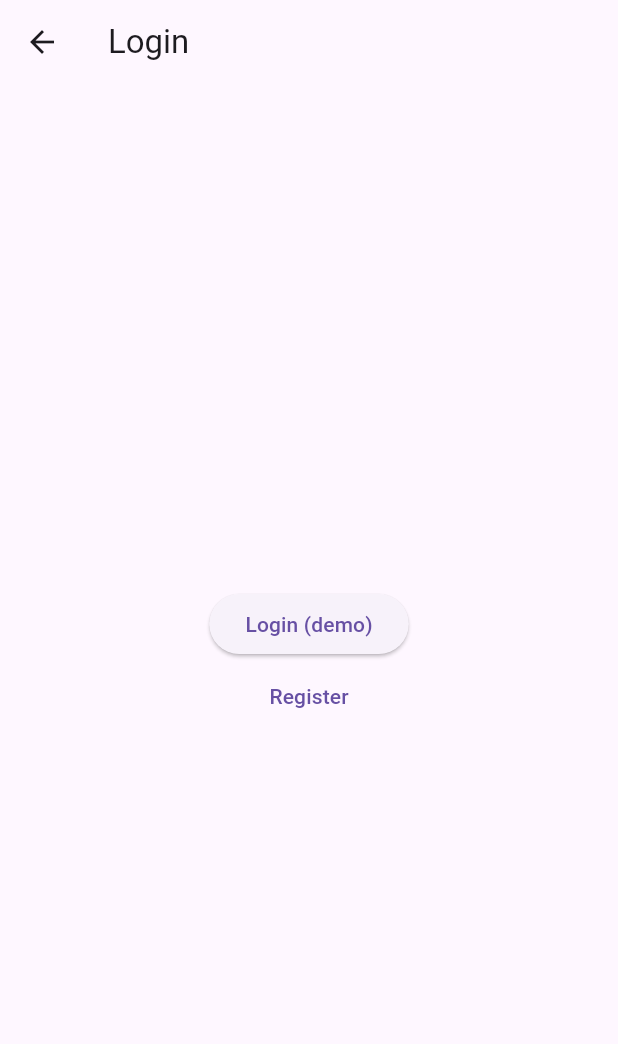
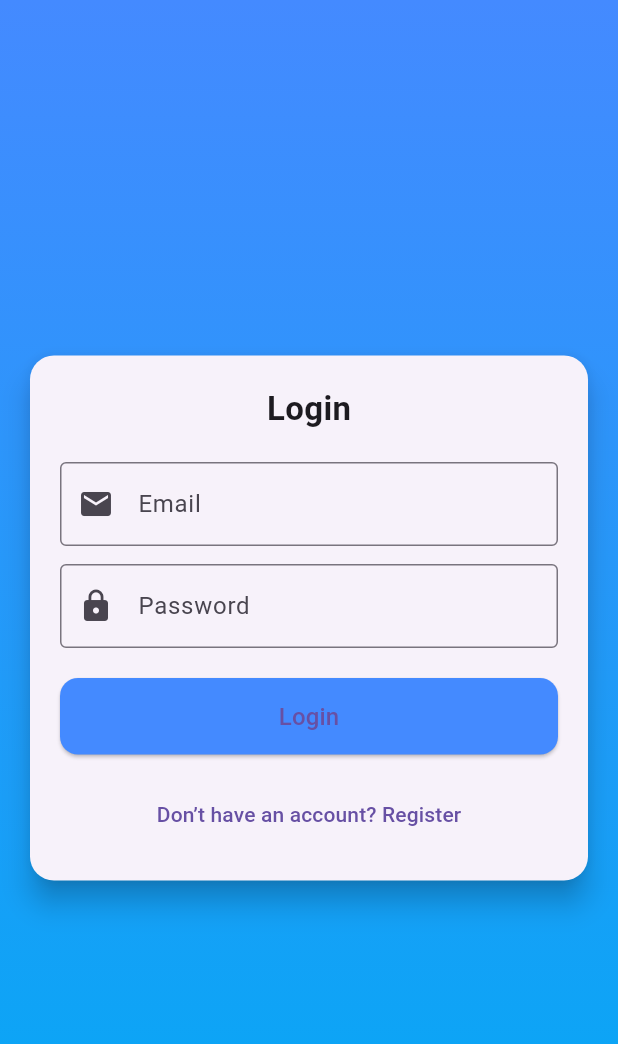
Before and after one commit to Klavaklava777/Application_satemirova, a Flutter app: the LoginScreen screen opened by its route, on a phone screen of 412 x 824 dp. Shown: the top 1044 px of the screen. Run offline on Flutter 3.47's test engine with Material 3 defaults, Android fonts, the phone set to English and light mode, and no system bars; our stand-ins replace shared_preferences; accounts and stored records are empty.

Commit message:
login_screen.dart

```diff
--- a/lib/screens/login_screen.dart
+++ b/lib/screens/login_screen.dart
@@ -1,37 +1,108 @@
 import 'package:flutter/material.dart';
-import 'registration_screen.dart';
-import 'home_screen.dart';
 
-class LoginScreen extends StatelessWidget {
-  const LoginScreen({super.key});
+class LoginScreen extends StatefulWidget {
+  final Function(Locale) setLocale;
+  const LoginScreen({super.key, required this.setLocale});
+
+  @override
+  State<LoginScreen> createState() => _LoginScreenState();
+}
+
+class _LoginScreenState extends State<LoginScreen> {
+  final _formKey = GlobalKey<FormState>();
+  final _emailController = TextEditingController();
+  final _passwordController = TextEditingController();
 
   @override
   Widget build(BuildContext context) {
     return Scaffold(
-      appBar: AppBar(title: const Text('Login')),
-      body: Center(
+      body: Container(
+        decoration: const BoxDecoration(
+          gradient: LinearGradient(
+            colors: [Colors.blueAccent, Colors.lightBlue],
+            begin: Alignment.topCenter,
+            end: Alignment.bottomCenter,
+          ),
+        ),
+        child: Center(
+          child: SingleChildScrollView(
+            padding: const EdgeInsets.all(16),
+            child: Card(
+              shape: RoundedRectangleBorder(borderRadius: BorderRadius.circular(16)),
+              elevation: 8,
+              child: Padding(
+                padding: const EdgeInsets.all(20),
+                child: Form(
+                  key: _formKey,
                   child: Column(
-          mainAxisAlignment: MainAxisAlignment.center,
+                    mainAxisSize: MainAxisSize.min,
                     children: [
-            ElevatedButton(
-              child: const Text('Login (demo)'),
+                      const Text(
+                        "Login",
+                        style: TextStyle(fontSize: 22, fontWeight: FontWeight.bold),
+                      ),
+                      const SizedBox(height: 20),
+
+                      // Email
+                      TextFormField(
+                        controller: _emailController,
+                        decoration: const InputDecoration(
+                          prefixIcon: Icon(Icons.email),
+                          labelText: "Email",
+                          border: OutlineInputBorder(),
+                        ),
+                        validator: (value) =>
+                        value == null || !value.contains("@") ? "Enter valid email" : null,
+                      ),
+                      const SizedBox(height: 12),
+
+                      // Password
+                      TextFormField(
+                        controller: _passwordController,
+                        obscureText: true,
+                        decoration: const InputDecoration(
+                          prefixIcon: Icon(Icons.lock),
+                          labelText: "Password",
+                          border: OutlineInputBorder(),
+                        ),
+                        validator: (value) =>
+                        value == null || value.length < 6 ? "Password too short" : null,
+                      ),
+                      const SizedBox(height: 20),
+
+                      // Login button
+                      SizedBox(
+                        width: double.infinity,
+                        child: ElevatedButton(
+                          style: ElevatedButton.styleFrom(
+                            padding: const EdgeInsets.symmetric(vertical: 14),
+                            shape: RoundedRectangleBorder(
+                              borderRadius: BorderRadius.circular(12),
+                            ),
+                            backgroundColor: Colors.blueAccent,
+                          ),
                           onPressed: () {
-                Navigator.pushReplacement(
-                  context,
-                  MaterialPageRoute(builder: (context) => const HomeScreen()),
-                );
+                            if (_formKey.currentState!.validate()) {
+                              Navigator.pushReplacementNamed(context, '/home');
+                            }
                           },
+                          child: const Text("Login", style: TextStyle(fontSize: 16)),
                         ),
+                      ),
+
+                      const SizedBox(height: 16),
+
+                      // Register redirect
                       TextButton(
-              child: const Text('Register'),
-              onPressed: () {
-                Navigator.push(
-                  context,
-                  MaterialPageRoute(builder: (context) => const RegistrationScreen()),
-                );
-              },
+                        onPressed: () => Navigator.pushReplacementNamed(context, '/registration'),
+                        child: const Text("Don’t have an account? Register"),
                       ),
                     ],
+                  ),
+                ),
+              ),
+            ),
+          ),
         ),
       ),
     );
```
Lines whose indentation alone changed are shown as unchanged.
